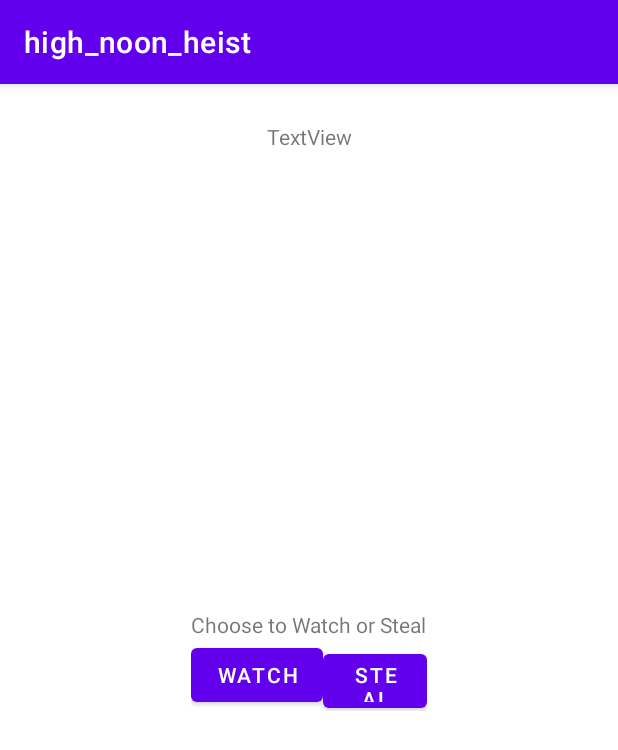
After one commit to DeannaLC/AndroidProject, an Android app: the fragment ActionSelectFragment shown on its own in the app's theme, on a phone screen of 412 x 824 dp. The commit adds this screen. Shown: the top 750 px of the screen. Run offline under Robolectric (Android 15) with nearby library versions, the phone set to English and light mode, and no system bars; 2 statements that could not run were skipped.

Commit message:
partially working action select

```diff
--- a/app/src/main/java/edu/vassar/cmpu203/high_noon_heist/model/Player.java
+++ b/app/src/main/java/edu/vassar/cmpu203/high_noon_heist/model/Player.java
@@ -21,7 +21,6 @@ public class Player {
         this.loc = loc;
         if (loc.equals("bank")){
             (l.bank).add(this);
-            System.out.println();
         }
         else if (loc.equals("saloon"))
             (l.saloon).add(this);
--- /dev/null
+++ b/app/src/main/java/edu/vassar/cmpu203/high_noon_heist/view/ActionSelectFragment.java
@@ -0,0 +1,129 @@
+package edu.vassar.cmpu203.high_noon_heist.view;
+
+import android.os.Bundle;
+
+import androidx.annotation.NonNull;
+import androidx.annotation.Nullable;
+import androidx.fragment.app.Fragment;
+
+import android.view.LayoutInflater;
+import android.view.View;
+import android.view.ViewGroup;
+import android.widget.Button;
+
+import com.google.android.material.button.MaterialButton;
+
+import edu.vassar.cmpu203.high_noon_heist.R;
+import edu.vassar.cmpu203.high_noon_heist.databinding.FragmentActionSelectBinding;
+import edu.vassar.cmpu203.high_noon_heist.databinding.FragmentAddPlayersBinding;
+import edu.vassar.cmpu203.high_noon_heist.model.Player;
+
+/**
+ * A simple {@link Fragment} subclass.
+ * Use the {@link ActionSelectFragment#newInstance} factory method to
+ * create an instance of this fragment.
+ */
+public class ActionSelectFragment extends Fragment implements IActionSelect{
+
+    Player active;
+    Listener listener;
+    FragmentActionSelectBinding binding;
+
+    public ActionSelectFragment() {
+        // Required empty public constructor
+    }
+
+    public ActionSelectFragment(Player active, Listener listener){
+        this.active = active;
+        this.listener = listener;
+    }
+
+    @Override
+    public void onViewCreated(@NonNull View view, @Nullable Bundle savedInstanceState) {
+        this.binding.showNameText.setText(active.getName());
+        if (this.active.role() == 0){
+            this.cowboyAction();
+        }
+        else
+            this.banditAction();
+    }
+
+    @Nullable
+    @Override
+    public View onCreateView(@NonNull LayoutInflater inflater, @Nullable ViewGroup container, @Nullable Bundle savedInstanceState) {
+        this.binding = FragmentActionSelectBinding.inflate(inflater);
+        return this.binding.getRoot();
+    }
+
+    public View.OnClickListener generalObserveButton(String place) {
+        View.OnClickListener ret = new View.OnClickListener() {
+            public void onClick(View view) {
+                ActionSelectFragment.this.listener.observeAt(place.toLowerCase(), ActionSelectFragment.this.active);
+                ActionSelectFragment.this.binding.buttonSet.setVisibility(View.INVISIBLE);
+                ActionSelectFragment.this.binding.splashText.setText("You chose to watch the " + place + " for the night");
+
+            }
+        };
+        return ret;
+    }
+
+    public View.OnClickListener generalStealButton(String place){
+        return new View.OnClickListener() {
+            public void onClick(View view){
+                int val = ActionSelectFragment.this.listener.stealFrom(place);
+                ActionSelectFragment.this.binding.buttonSet.setVisibility(View.INVISIBLE);
+                ActionSelectFragment.this.binding.splashText.setText("You stole " + val + "$ from the " + place);
+            }
+        };
+    }
+
+    public void cowboyAction() {
+        this.binding.splashText.setText("Choose a place to watch for the night");
+        Button bank = new MaterialButton(super.getContext());
+        bank.setText("Bank");
+        bank.setOnClickListener(this.generalObserveButton("bank"));
+        Button ranch = new MaterialButton(super.getContext());
+        ranch.setText("Ranch");
+        ranch.setOnClickListener(this.generalObserveButton("ranch"));
+        Button saloon = new MaterialButton(super.getContext());
+        saloon.setText("Saloon");
+        saloon.setOnClickListener(this.generalObserveButton("saloon"));
+        this.binding.buttonSet.addView(bank);
+        this.binding.buttonSet.addView(saloon);
+        this.binding.buttonSet.addView(ranch);
+    }
+
+    public void banditAction(){
+        this.binding.splashText.setText("Choose to Watch or Steal");
+        Button watch = new MaterialButton(super.getContext());
+        watch.setText("Watch");
+        watch.setOnClickListener(new View.OnClickListener() {
+           public void onClick(View view){
+               ActionSelectFragment.this.binding.buttonSet.removeAllViews();
+               ActionSelectFragment.this.cowboyAction();
+           }
+        });
+        Button steal = new MaterialButton(super.getContext());
+        steal.setText("Steal");
+        steal.setOnClickListener(new View.OnClickListener() {
+           public void onClick(View view){
+               ActionSelectFragment.this.binding.splashText.setText("Choose where to Steal from");
+               ActionSelectFragment.this.binding.buttonSet.removeAllViews();
+               Button bank = new MaterialButton(ActionSelectFragment.super.getContext());
+               bank.setText("Bank");
+               bank.setOnClickListener(ActionSelectFragment.this.generalStealButton("bank"));
+               Button saloon = new MaterialButton(ActionSelectFragment.super.getContext());
+               bank.setText("Saloon");
+               bank.setOnClickListener(ActionSelectFragment.this.generalStealButton("saloon"));
+               Button ranch = new MaterialButton(ActionSelectFragment.super.getContext());
+               bank.setText("ranch");
+               bank.setOnClickListener(ActionSelectFragment.this.generalStealButton("ranch"));
+               ActionSelectFragment.this.binding.buttonSet.addView(bank);
+               ActionSelectFragment.this.binding.buttonSet.addView(saloon);
+               ActionSelectFragment.this.binding.buttonSet.addView(ranch);;
+           }
+        });
+        this.binding.buttonSet.addView(watch);
+        this.binding.buttonSet.addView(steal);
+    }
+}
--- /dev/null
+++ b/app/src/main/java/edu/vassar/cmpu203/high_noon_heist/view/IActionSelect.java
@@ -0,0 +1,11 @@
+package edu.vassar.cmpu203.high_noon_heist.view;
+
+import edu.vassar.cmpu203.high_noon_heist.model.Player;
+
+public interface IActionSelect {
+    interface Listener{
+        public void observeAt(String place, Player player);
+
+        public int stealFrom(String place);
+    }
+}
--- a/app/src/main/java/edu/vassar/cmpu203/high_noon_heist/view/IPlayerListAction.java
+++ b/app/src/main/java/edu/vassar/cmpu203/high_noon_heist/view/IPlayerListAction.java
@@ -10,7 +10,7 @@ public interface IPlayerListAction {
 
         public void setCurrentPlayer(Player player);
 
-        public void playerSelected();
+        public void playerSelected(String name);
     }
 
 
--- /dev/null
+++ b/app/src/main/res/layout/fragment_action_select.xml
@@ -0,0 +1,46 @@
+<?xml version="1.0" encoding="utf-8"?>
+<FrameLayout xmlns:android="http://schemas.android.com/apk/res/android"
+    xmlns:app="http://schemas.android.com/apk/res-auto"
+    xmlns:tools="http://schemas.android.com/tools"
+    android:layout_width="match_parent"
+    android:layout_height="match_parent"
+    tools:context=".view.ActionSelectFragment">
+
+    <androidx.constraintlayout.widget.ConstraintLayout
+        android:layout_width="match_parent"
+        android:layout_height="match_parent">
+
+        <TextView
+            android:id="@+id/showNameText"
+            android:layout_width="wrap_content"
+            android:layout_height="wrap_content"
+            android:layout_marginTop="25dp"
+            android:text="TextView"
+            app:layout_constraintEnd_toEndOf="parent"
+            app:layout_constraintStart_toStartOf="parent"
+            app:layout_constraintTop_toTopOf="parent" />
+
+        <LinearLayout
+            android:layout_width="wrap_content"
+            android:layout_height="wrap_content"
+            android:orientation="vertical"
+            app:layout_constraintBottom_toBottomOf="parent"
+            app:layout_constraintEnd_toEndOf="parent"
+            app:layout_constraintStart_toStartOf="parent"
+            app:layout_constraintTop_toTopOf="parent">
+
+            <TextView
+                android:id="@+id/splashText"
+                android:layout_width="wrap_content"
+                android:layout_height="wrap_content"
+                android:text="TextView" />
+
+            <LinearLayout
+                android:id="@+id/buttonSet"
+                android:layout_width="match_parent"
+                android:layout_height="match_parent"
+                android:orientation="horizontal"></LinearLayout>
+        </LinearLayout>
+
+    </androidx.constraintlayout.widget.ConstraintLayout>
+</FrameLayout>
```
Also changed, not shown: app/src/main/java/edu/vassar/cmpu203/high_noon_heist/controller/MainActivity.java (+22 -4 lines), app/src/main/java/edu/vassar/cmpu203/high_noon_heist/view/PlayerListActionFragment.java (+4 -8 lines).
